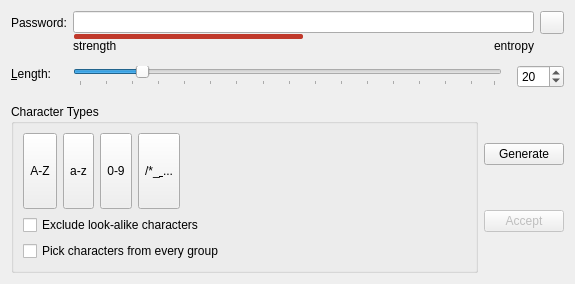
The window that src/gui/PasswordGeneratorWidget.ui (OpenVireo/openvireo) describes before a commit, drawn with Qt 5.
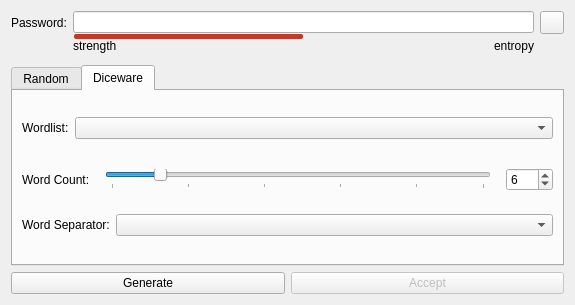
The same window after the commit. The open tabs and pages were chosen to show the change. Custom widgets are drawn as their Qt base class.

Commit message: New Diceware passphrase generator, close #21

Patch:
```diff
--- a/src/gui/PasswordGeneratorWidget.ui
+++ b/src/gui/PasswordGeneratorWidget.ui
@@ -7,7 +7,7 @@
     <x>0</x>
     <y>0</y>
     <width>575</width>
-    <height>284</height>
+    <height>305</height>
    </rect>
   </property>
   <property name="sizePolicy">
@@ -31,14 +31,14 @@
   <property name="windowTitle">
    <string/>
   </property>
-  <layout class="QVBoxLayout" name="verticalLayout_2" stretch="0,1">
+  <layout class="QVBoxLayout" name="verticalLayout_2" stretch="0,0,0">
    <property name="sizeConstraint">
     <enum>QLayout::SetMinimumSize</enum>
    </property>
    <item>
     <layout class="QGridLayout" name="passwordFieldLayout">
      <property name="bottomMargin">
-      <number>10</number>
+      <number>0</number>
      </property>
      <property name="verticalSpacing">
       <number>0</number>
@@ -174,61 +174,6 @@
        </property>
       </widget>
      </item>
-     <item row="3" column="0">
-      <widget class="QLabel" name="labelLength">
-       <property name="text">
-        <string>&amp;Length:</string>
-       </property>
-       <property name="buddy">
-        <cstring>spinBoxLength</cstring>
-       </property>
-      </widget>
-     </item>
-     <item row="3" column="1" colspan="2">
-      <layout class="QHBoxLayout" name="passwordLengthSliderLayout">
-       <property name="spacing">
-        <number>15</number>
-       </property>
-       <property name="topMargin">
-        <number>6</number>
-       </property>
-       <item>
-        <widget class="QSlider" name="sliderLength">
-         <property name="minimum">
-          <number>1</number>
-         </property>
-         <property name="maximum">
-          <number>128</number>
-         </property>
-         <property name="sliderPosition">
-          <number>20</number>
-         </property>
-         <property name="orientation">
-          <enum>Qt::Horizontal</enum>
-         </property>
-         <property name="tickPosition">
-          <enum>QSlider::TicksBelow</enum>
-         </property>
-         <property name="tickInterval">
-          <number>8</number>
-         </property>
-        </widget>
-       </item>
-       <item alignment="Qt::AlignRight">
-        <widget class="QSpinBox" name="spinBoxLength">
-         <property name="minimum">
-          <number>1</number>
-         </property>
-         <property name="maximum">
-          <number>999</number>
-         </property>
-         <property name="value">
-          <number>20</number>
-         </property>
-        </widget>
-       </item>
-      </layout>
-     </item>
      <item row="0" column="2">
       <widget class="QToolButton" name="togglePasswordButton">
        <property name="checkable">
@@ -239,6 +184,34 @@
     </layout>
    </item>
    <item>
+    <widget class="QTabWidget" name="tabWidget">
+     <property name="sizePolicy">
+      <sizepolicy hsizetype="Minimum" vsizetype="Expanding">
+       <horstretch>0</horstretch>
+       <verstretch>0</verstretch>
+      </sizepolicy>
+     </property>
+     <property name="minimumSize">
+      <size>
+       <width>0</width>
+       <height>0</height>
+      </size>
+     </property>
+     <property name="tabPosition">
+      <enum>QTabWidget::North</enum>
+     </property>
+     <property name="tabShape">
+      <enum>QTabWidget::Rounded</enum>
+     </property>
+     <property name="currentIndex">
+      <number>0</number>
+     </property>
+     <widget class="QWidget" name="tab_3">
+      <attribute name="title">
+       <string>Random</string>
+      </attribute>
+      <layout class="QGridLayout" name="gridLayout">
+       <item row="1" column="0">
     <layout class="QHBoxLayout" name="optionsLayout">
      <item>
       <widget class="QGroupBox" name="groupBox">
@@ -410,8 +383,182 @@
        </layout>
       </widget>
      </item>
+        </layout>
+       </item>
+       <item row="0" column="0">
+        <layout class="QHBoxLayout" name="passwordLengthSliderLayout">
+         <property name="spacing">
+          <number>15</number>
+         </property>
+         <property name="topMargin">
+          <number>6</number>
+         </property>
      <item>
-      <layout class="QVBoxLayout" name="globalButtonsLayout">
+          <widget class="QLabel" name="labelLength">
+           <property name="text">
+            <string>&amp;Length:</string>
+           </property>
+           <property name="buddy">
+            <cstring>spinBoxLength</cstring>
+           </property>
+          </widget>
+         </item>
+         <item>
+          <widget class="QSlider" name="sliderLength">
+           <property name="minimum">
+            <number>1</number>
+           </property>
+           <property name="maximum">
+            <number>128</number>
+           </property>
+           <property name="sliderPosition">
+            <number>20</number>
+           </property>
+           <property name="orientation">
+            <enum>Qt::Horizontal</enum>
+           </property>
+           <property name="tickPosition">
+            <enum>QSlider::TicksBelow</enum>
+           </property>
+           <property name="tickInterval">
+            <number>8</number>
+           </property>
+          </widget>
+         </item>
+         <item alignment="Qt::AlignRight">
+          <widget class="QSpinBox" name="spinBoxLength">
+           <property name="minimum">
+            <number>1</number>
+           </property>
+           <property name="maximum">
+            <number>999</number>
+           </property>
+           <property name="value">
+            <number>20</number>
+           </property>
+          </widget>
+         </item>
+        </layout>
+       </item>
+      </layout>
+     </widget>
+     <widget class="QWidget" name="tab_4">
+      <attribute name="title">
+       <string>Diceware</string>
+      </attribute>
+      <layout class="QGridLayout" name="gridLayout_2">
+       <item row="1" column="0">
+        <layout class="QHBoxLayout" name="horizontalLayout_2">
+         <item>
+          <widget class="QLabel" name="labelWordlist">
+           <property name="sizePolicy">
+            <sizepolicy hsizetype="Minimum" vsizetype="Preferred">
+             <horstretch>0</horstretch>
+             <verstretch>0</verstretch>
+            </sizepolicy>
+           </property>
+           <property name="text">
+            <string>Wordlist:</string>
+           </property>
+          </widget>
+         </item>
+         <item>
+          <widget class="QComboBox" name="comboBoxWordList">
+           <property name="sizePolicy">
+            <sizepolicy hsizetype="Expanding" vsizetype="Fixed">
+             <horstretch>0</horstretch>
+             <verstretch>0</verstretch>
+            </sizepolicy>
+           </property>
+          </widget>
+         </item>
+        </layout>
+       </item>
+       <item row="2" column="0">
+        <layout class="QHBoxLayout" name="passwordLengthSliderLayout_2">
+         <property name="spacing">
+          <number>15</number>
+         </property>
+         <property name="topMargin">
+          <number>6</number>
+         </property>
+         <item>
+          <widget class="QLabel" name="labelWordCount">
+           <property name="text">
+            <string>Word Count:</string>
+           </property>
+           <property name="buddy">
+            <cstring>spinBoxLength</cstring>
+           </property>
+          </widget>
+         </item>
+         <item>
+          <widget class="QSlider" name="sliderWordCount">
+           <property name="minimum">
+            <number>1</number>
+           </property>
+           <property name="maximum">
+            <number>40</number>
+           </property>
+           <property name="value">
+            <number>6</number>
+           </property>
+           <property name="sliderPosition">
+            <number>6</number>
+           </property>
+           <property name="orientation">
+            <enum>Qt::Horizontal</enum>
+           </property>
+           <property name="tickPosition">
+            <enum>QSlider::TicksBelow</enum>
+           </property>
+           <property name="tickInterval">
+            <number>8</number>
+           </property>
+          </widget>
+         </item>
+         <item alignment="Qt::AlignRight">
+          <widget class="QSpinBox" name="spinBoxWordCount">
+           <property name="minimum">
+            <number>1</number>
+           </property>
+           <property name="maximum">
+            <number>100</number>
+           </property>
+           <property name="value">
+            <number>6</number>
+           </property>
+          </widget>
+         </item>
+        </layout>
+       </item>
+       <item row="3" column="0">
+        <layout class="QHBoxLayout" name="horizontalLayout_3">
+         <item>
+          <widget class="QLabel" name="labelWordSeparator">
+           <property name="text">
+            <string>Word Separator:</string>
+           </property>
+          </widget>
+         </item>
+         <item>
+          <widget class="QComboBox" name="comboBoxWordSeparator">
+           <property name="sizePolicy">
+            <sizepolicy hsizetype="Expanding" vsizetype="Fixed">
+             <horstretch>0</horstretch>
+             <verstretch>0</verstretch>
+            </sizepolicy>
+           </property>
+          </widget>
+         </item>
+        </layout>
+       </item>
+      </layout>
+     </widget>
+    </widget>
+   </item>
+   <item>
+    <layout class="QHBoxLayout" name="horizontalLayout">
        <item>
         <widget class="QPushButton" name="buttonGenerate">
          <property name="text">
@@ -432,8 +579,6 @@
       </layout>
      </item>
     </layout>
-   </item>
-  </layout>
  </widget>
  <customwidgets>
   <customwidget>
```
Left out of the diff: 3 changed lines with no effect on the pictures. Lines whose indentation alone changed are shown as unchanged. The commit also changes 12 other files.
